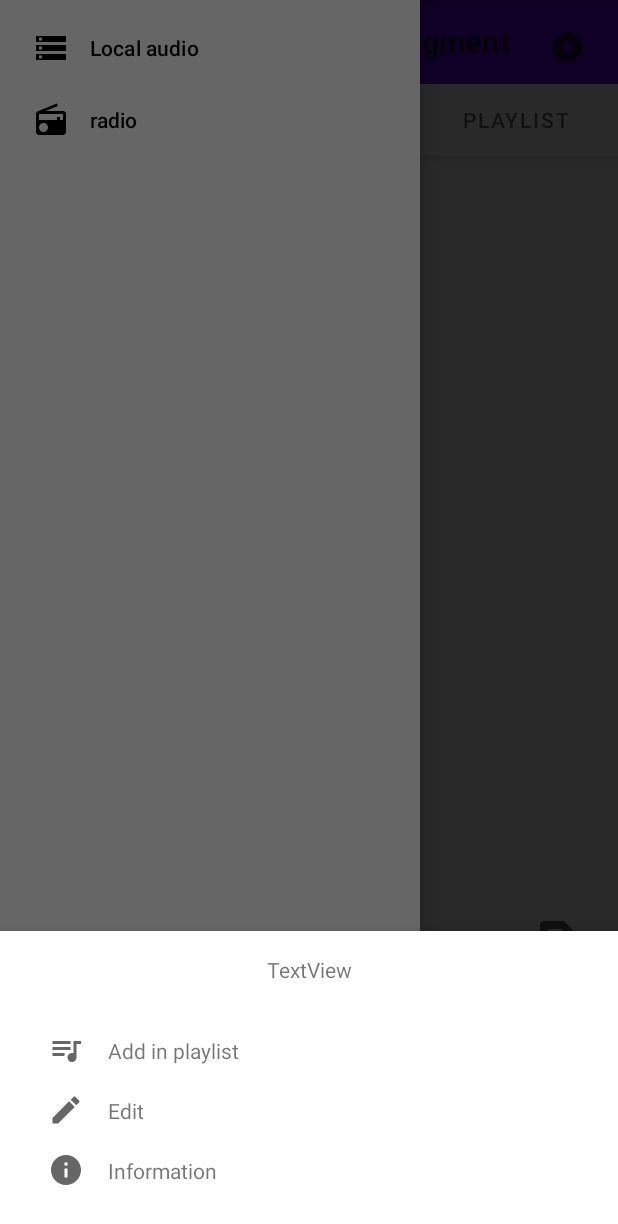
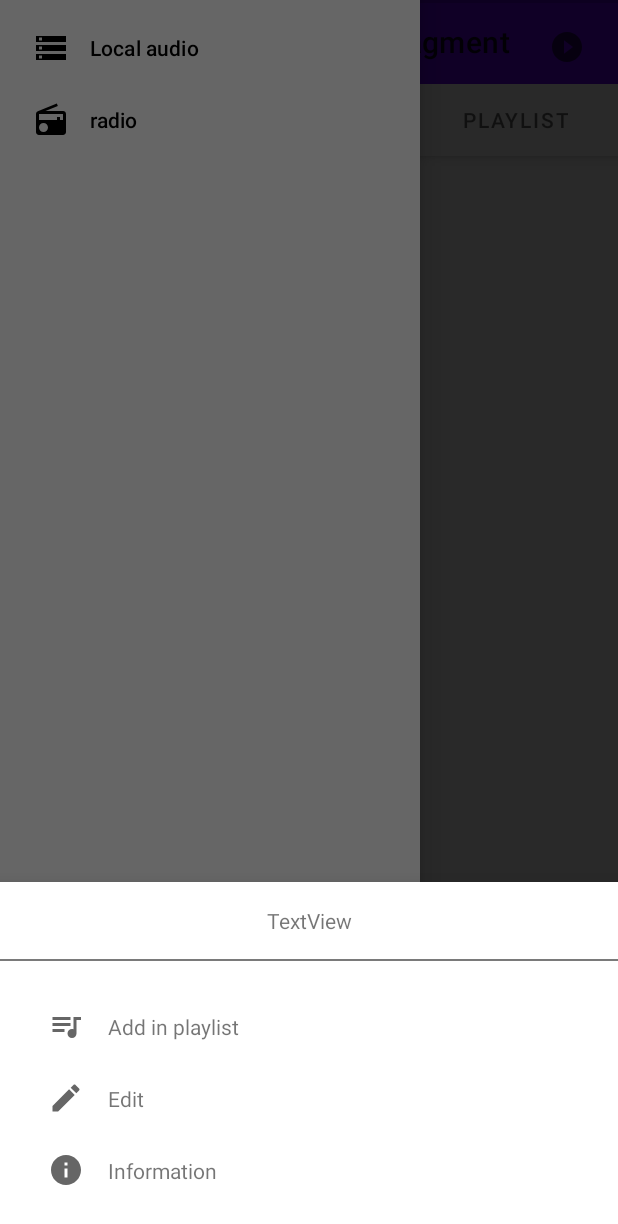
Before and after one commit to Vennic/RadioPlayerV2, an Android app: the AudioBottomDialogFragment screen opened through its navigation route, with the side drawer open, on a phone screen of 412 x 824 dp. Shown: the top 1224 px of the screen. Run offline under Robolectric (Android 15) with nearby library versions, the phone set to English and light mode, and no system bars; our stand-ins replace Dagger/Hilt's generated code, Picasso, data binding, navigation-ui; libraries missing offline, so code that uses them is left out: com.sothree.slidinguppanel, jp.wasabeef.picasso; pictures from the network do not load; 4 statements that could not run were skipped.

Commit message:
Add audio in playlist

```diff
--- a/app/src/main/java/com/kuzheevadel/radioplayerv2/audio/allaudio/AllAudioFragment.kt
+++ b/app/src/main/java/com/kuzheevadel/radioplayerv2/audio/allaudio/AllAudioFragment.kt
@@ -17,6 +17,7 @@ import androidx.lifecycle.lifecycleScope
 import androidx.lifecycle.repeatOnLifecycle
 import androidx.navigation.fragment.findNavController
 import androidx.recyclerview.widget.LinearLayoutManager
+import com.kuzheevadel.radioplayerv2.MainNavGraphDirections
 import com.kuzheevadel.radioplayerv2.databinding.AllTracksLayoutBinding
 import com.kuzheevadel.radioplayerv2.audio.MainAudioFragment
 import com.kuzheevadel.radioplayerv2.audio.MainAudioFragmentDirections
@@ -74,8 +75,8 @@ class AllAudioFragment: Fragment() {
                 viewModel.onAudioClicked(position)
             }
 
-            onMenuButtonClick = {
-                val action = MainAudioFragmentDirections.toAudioBottomDialogFragment()
+            onMenuButtonClick = { audioPosition ->
+                val action = MainNavGraphDirections.actionGlobalAudioBottomDialogFragment(audioPosition)
                 findNavController().navigate(action)
             }
         }
--- a/app/src/main/java/com/kuzheevadel/radioplayerv2/audio/di/AudioComponent.kt
+++ b/app/src/main/java/com/kuzheevadel/radioplayerv2/audio/di/AudioComponent.kt
@@ -3,6 +3,7 @@ package com.kuzheevadel.radioplayerv2.audio.di
 import com.kuzheevadel.radioplayerv2.audio.albums.AlbumsFragment
 import com.kuzheevadel.radioplayerv2.audio.allaudio.AllAudioFragment
 import com.kuzheevadel.radioplayerv2.audio.detailalbum.DetailedAlbumFragment
+import com.kuzheevadel.radioplayerv2.audio.dialogs.ChosePlaylistBottomDialogFragment
 import com.kuzheevadel.radioplayerv2.audio.dialogs.PlaylistBottomDialogFragment
 import com.kuzheevadel.radioplayerv2.audio.dialogs.PlaylistNameDialogFragment
 import com.kuzheevadel.radioplayerv2.audio.playlists.PlaylistFragment
@@ -23,4 +24,5 @@ interface AudioComponent {
     fun inject(fragment: DetailedAlbumFragment)
     fun inject(nameDialogFragment: PlaylistNameDialogFragment)
     fun inject(playlistBottomDialog: PlaylistBottomDialogFragment)
+    fun inject(choseBottomDialogFragmentFragment: ChosePlaylistBottomDialogFragment)
 }
--- a/app/src/main/java/com/kuzheevadel/radioplayerv2/audio/dialogs/AudioBottomDialogFragment.kt
+++ b/app/src/main/java/com/kuzheevadel/radioplayerv2/audio/dialogs/AudioBottomDialogFragment.kt
@@ -4,16 +4,38 @@ import android.os.Bundle
 import android.view.LayoutInflater
 import android.view.View
 import android.view.ViewGroup
+import androidx.navigation.fragment.findNavController
+import androidx.navigation.fragment.navArgs
+import com.google.android.material.bottomsheet.BottomSheetBehavior
+import com.google.android.material.bottomsheet.BottomSheetDialog
 import com.google.android.material.bottomsheet.BottomSheetDialogFragment
+import com.kuzheevadel.radioplayerv2.MainNavGraphDirections
 import com.kuzheevadel.radioplayerv2.R
+import com.kuzheevadel.radioplayerv2.databinding.AudioBottomDialogBinding
 
-class AudioBottomDialogFragment: BottomSheetDialogFragment() {
+class AudioBottomDialogFragment: BaseBottomSheetDialogFragment() {
+
+    private lateinit var binding: AudioBottomDialogBinding
+
+    private val args: AudioBottomDialogFragmentArgs by navArgs()
 
     override fun onCreateView(
         inflater: LayoutInflater,
         container: ViewGroup?,
         savedInstanceState: Bundle?
     ): View? {
-        return inflater.inflate(R.layout.audio_bottom_dialog, container, false)
+        binding = AudioBottomDialogBinding.inflate(inflater, container, false)
+
+        binding.apply {
+            addAudioInPlaylistTextView.setOnClickListener {
+                val action = MainNavGraphDirections
+                    .actionGlobalChosePlaylistBottomDialogFragment(args.audioPosition)
+                findNavController().navigateUp()
+                findNavController().navigate(action)
+            }
+
+        }
+
+        return binding.root
     }
 }
--- /dev/null
+++ b/app/src/main/java/com/kuzheevadel/radioplayerv2/audio/dialogs/BaseBottomSheetDialogFragment.kt
@@ -0,0 +1,29 @@
+package com.kuzheevadel.radioplayerv2.audio.dialogs
+
+import android.os.Bundle
+import android.view.View
+import com.google.android.material.bottomsheet.BottomSheetBehavior
+import com.google.android.material.bottomsheet.BottomSheetDialog
+import com.google.android.material.bottomsheet.BottomSheetDialogFragment
+
+open class BaseBottomSheetDialogFragment: BottomSheetDialogFragment() {
+
+    override fun onViewCreated(view: View, savedInstanceState: Bundle?) {
+        super.onViewCreated(view, savedInstanceState)
+
+        if (dialog is BottomSheetDialog) {
+            val behaviour = (dialog as BottomSheetDialog).behavior
+            behaviour.addBottomSheetCallback(object : BottomSheetBehavior.BottomSheetCallback() {
+                override fun onStateChanged(bottomSheet: View, newState: Int) {
+                    if (newState == BottomSheetBehavior.STATE_DRAGGING) {
+                        behaviour.state = BottomSheetBehavior.STATE_EXPANDED
+                    }
+                }
+
+                override fun onSlide(bottomSheet: View, slideOffset: Float) {
+                }
+            })
+        }
+
+    }
+}
--- a/app/src/main/java/com/kuzheevadel/radioplayerv2/audio/dialogs/PlaylistBottomDialogFragment.kt
+++ b/app/src/main/java/com/kuzheevadel/radioplayerv2/audio/dialogs/PlaylistBottomDialogFragment.kt
@@ -12,6 +12,7 @@ import androidx.navigation.fragment.navArgs
 import com.google.android.material.bottomsheet.BottomSheetDialogFragment
 import com.kuzheevadel.radioplayerv2.audio.AudioNavHostFragment
 import com.kuzheevadel.radioplayerv2.audio.playlists.PlaylistViewModel
+import com.kuzheevadel.radioplayerv2.common.Constants
 import com.kuzheevadel.radioplayerv2.databinding.PlaylistBottomDialogBinding
 import javax.inject.Inject
 
--- a/app/src/main/res/layout/all_tracks_layout.xml
+++ b/app/src/main/res/layout/all_tracks_layout.xml
@@ -10,6 +10,7 @@
         android:id="@+id/all_tracks_recycler"
         android:layout_width="match_parent"
         android:layout_height="match_parent"
+        android:scrollbars="vertical"
         app:layout_constraintBottom_toBottomOf="parent"
         app:layout_constraintEnd_toEndOf="parent"
         app:layout_constraintStart_toStartOf="parent"
--- a/app/src/main/res/layout/audio_bottom_dialog.xml
+++ b/app/src/main/res/layout/audio_bottom_dialog.xml
@@ -20,9 +20,9 @@
         android:layout_width="wrap_content"
         android:layout_height="wrap_content"
         android:layout_marginStart="32dp"
-        android:layout_marginTop="32dp"
+        android:layout_marginTop="31dp"
         app:layout_constraintStart_toStartOf="parent"
-        app:layout_constraintTop_toBottomOf="@+id/audio_name_textView"
+        app:layout_constraintTop_toBottomOf="@+id/divider2"
         app:srcCompat="@drawable/ic_baseline_queue_music_24" />
 
     <ImageView
@@ -30,7 +30,7 @@
         android:layout_width="wrap_content"
         android:layout_height="wrap_content"
         android:layout_marginStart="32dp"
-        android:layout_marginTop="16dp"
+        android:layout_marginTop="24dp"
         app:layout_constraintStart_toStartOf="parent"
         app:layout_constraintTop_toBottomOf="@+id/imageView2"
         app:srcCompat="@drawable/ic_baseline_create_24" />
@@ -40,7 +40,7 @@
         android:layout_width="wrap_content"
         android:layout_height="wrap_content"
         android:layout_marginStart="32dp"
-        android:layout_marginTop="16dp"
+        android:layout_marginTop="24dp"
         android:layout_marginBottom="32dp"
         app:layout_constraintBottom_toBottomOf="parent"
         app:layout_constraintStart_toStartOf="parent"
@@ -48,7 +48,7 @@
         app:srcCompat="@drawable/ic_baseline_info_24" />
 
     <TextView
-        android:id="@+id/textView6"
+        android:id="@+id/add_audio_in_playlist_textView"
         android:layout_width="wrap_content"
         android:layout_height="wrap_content"
         android:layout_marginStart="16dp"
@@ -76,4 +76,14 @@
         app:layout_constraintBottom_toBottomOf="@+id/imageView9"
         app:layout_constraintStart_toEndOf="@+id/imageView9"
         app:layout_constraintTop_toTopOf="@+id/imageView9" />
+
+    <View
+        android:id="@+id/divider2"
+        android:layout_width="0dp"
+        android:layout_height="1dp"
+        android:layout_marginTop="16dp"
+        android:background="#7A7A7A"
+        app:layout_constraintEnd_toEndOf="parent"
+        app:layout_constraintStart_toStartOf="parent"
+        app:layout_constraintTop_toBottomOf="@+id/audio_name_textView" />
 </androidx.constraintlayout.widget.ConstraintLayout>
--- a/app/src/main/res/layout/create_playlist_dialog.xml
+++ b/app/src/main/res/layout/create_playlist_dialog.xml
@@ -17,7 +17,7 @@
         android:background="?attr/selectableItemBackgroundBorderless"
         android:clickable="true"
         android:focusable="true"
-        android:text="@string/create_playlist_create"
+        android:text="@string/create_playlist_ok"
         android:textSize="18sp"
         app:layout_constraintBottom_toBottomOf="parent"
         app:layout_constraintEnd_toEndOf="parent" />
--- a/app/src/main/res/values/strings.xml
+++ b/app/src/main/res/values/strings.xml
@@ -3,10 +3,10 @@
     <string name="local_audio">Local audio</string>
     <string name="radio">radio</string>
     <string name="track_description">track</string>
-    <!-- TODO: Remove or change this placeholder text -->
+
     <string name="hello_blank_fragment">Hello blank fragment</string>
     <string name="playlists_count">Playlists</string>
-    <string name="create_playlist_create">CREATE</string>
+    <string name="create_playlist_ok">OK</string>
     <string name="create_playlist_cancel">CANCEL</string>
     <string name="playlist_name">Playlist name</string>
 </resources>
```
Also changed, not shown: app/src/main/java/com/kuzheevadel/radioplayerv2/audio/allaudio/AllAudioViewModel.kt (+4 -3 lines), app/src/main/java/com/kuzheevadel/radioplayerv2/audio/dialogs/ChosePlaylistAdapter.kt (added, +54 -0 lines), app/src/main/java/com/kuzheevadel/radioplayerv2/audio/dialogs/ChosePlaylistBottomDialogFragment.kt (added, +63 -0 lines), app/src/main/java/com/kuzheevadel/radioplayerv2/audio/dialogs/PlaylistNameDialogFragment.kt (+5 -2 lines), app/src/main/java/com/kuzheevadel/radioplayerv2/audio/playlists/PlaylistFragment.kt (+6 -4 lines), app/src/main/res/layout/chose_playlist_bottom_dialog.xml (added, +39 -0 lines), app/src/main/res/layout/playlist_bottom_dialog.xml (+13 -3 lines), app/src/main/res/navigation/main_nav_graph.xml (+31 -9 lines).
